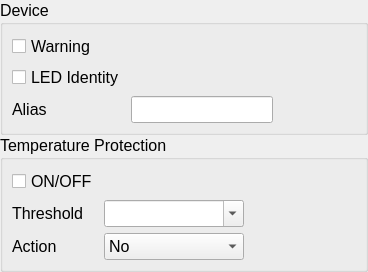
Above: source/wnd/ui/mrqsys.ui from ww4u/megarobostudio before the change. Below: the same form after it.
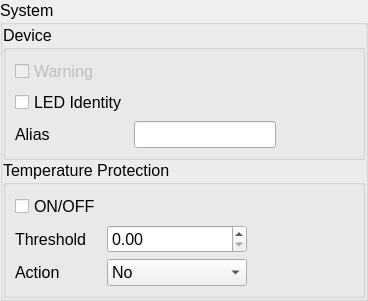
That is the form after the change.

```diff
--- a/source/wnd/ui/mrqsys.ui
+++ b/source/wnd/ui/mrqsys.ui
@@ -35,6 +35,27 @@
     <number>0</number>
    </property>
    <item>
+    <widget class="QGroupBox" name="groupBox_3">
+     <property name="title">
+      <string>System</string>
+     </property>
+     <layout class="QVBoxLayout" name="verticalLayout_2">
+      <property name="spacing">
+       <number>0</number>
+      </property>
+      <property name="leftMargin">
+       <number>0</number>
+      </property>
+      <property name="topMargin">
+       <number>0</number>
+      </property>
+      <property name="rightMargin">
+       <number>0</number>
+      </property>
+      <property name="bottomMargin">
+       <number>0</number>
+      </property>
+      <item>
     <widget class="QGroupBox" name="groupBox">
      <property name="title">
       <string>Device</string>
@@ -42,6 +63,9 @@
      <layout class="QGridLayout" name="gridLayout_2">
       <item row="0" column="0">
        <widget class="QCheckBox" name="chkWarn">
+           <property name="enabled">
+            <bool>false</bool>
+           </property>
         <property name="text">
          <string>Warning</string>
         </property>
@@ -62,7 +86,11 @@
        </widget>
       </item>
       <item row="2" column="1">
-       <widget class="QLineEdit" name="edtAlias"/>
+          <widget class="QLineEdit" name="edtAlias">
+           <property name="enabled">
+            <bool>true</bool>
+           </property>
+          </widget>
       </item>
       <item row="2" column="2">
        <spacer name="horizontalSpacer_2">
@@ -82,6 +110,9 @@
    </item>
    <item>
     <widget class="QGroupBox" name="groupBox_2">
+        <property name="enabled">
+         <bool>true</bool>
+        </property>
      <property name="font">
       <font>
        <pointsize>12</pointsize>
@@ -91,13 +122,6 @@
       <string>Temperature Protection</string>
      </property>
      <layout class="QGridLayout" name="gridLayout">
-      <item row="1" column="1">
-       <widget class="QComboBox" name="cmbTemp">
-        <property name="editable">
-         <bool>true</bool>
-        </property>
-       </widget>
-      </item>
       <item row="0" column="0">
        <widget class="QCheckBox" name="chkOtp">
         <property name="text">
@@ -119,6 +143,22 @@
         </property>
        </widget>
       </item>
+         <item row="1" column="3">
+          <spacer name="horizontalSpacer">
+           <property name="orientation">
+            <enum>Qt::Horizontal</enum>
+           </property>
+           <property name="sizeHint" stdset="0">
+            <size>
+             <width>40</width>
+             <height>20</height>
+            </size>
+           </property>
+          </spacer>
+         </item>
+         <item row="1" column="1">
+          <widget class="QDoubleSpinBox" name="spinOtpTemperature"/>
+         </item>
       <item row="2" column="1">
        <widget class="QComboBox" name="cmbAction">
         <item>
@@ -143,24 +183,11 @@
         </item>
        </widget>
       </item>
-      <item row="1" column="2">
-       <spacer name="horizontalSpacer">
-        <property name="orientation">
-         <enum>Qt::Horizontal</enum>
-        </property>
-        <property name="sizeHint" stdset="0">
-         <size>
-          <width>40</width>
-          <height>20</height>
-         </size>
-        </property>
-       </spacer>
-      </item>
      </layout>
     </widget>
    </item>
    <item>
-    <spacer name="verticalSpacer">
+       <spacer name="verticalSpacer_2">
      <property name="orientation">
       <enum>Qt::Vertical</enum>
      </property>
@@ -171,6 +198,9 @@
       </size>
      </property>
     </spacer>
+      </item>
+     </layout>
+    </widget>
    </item>
   </layout>
  </widget>
```
Lines whose indentation alone changed are shown as unchanged.
